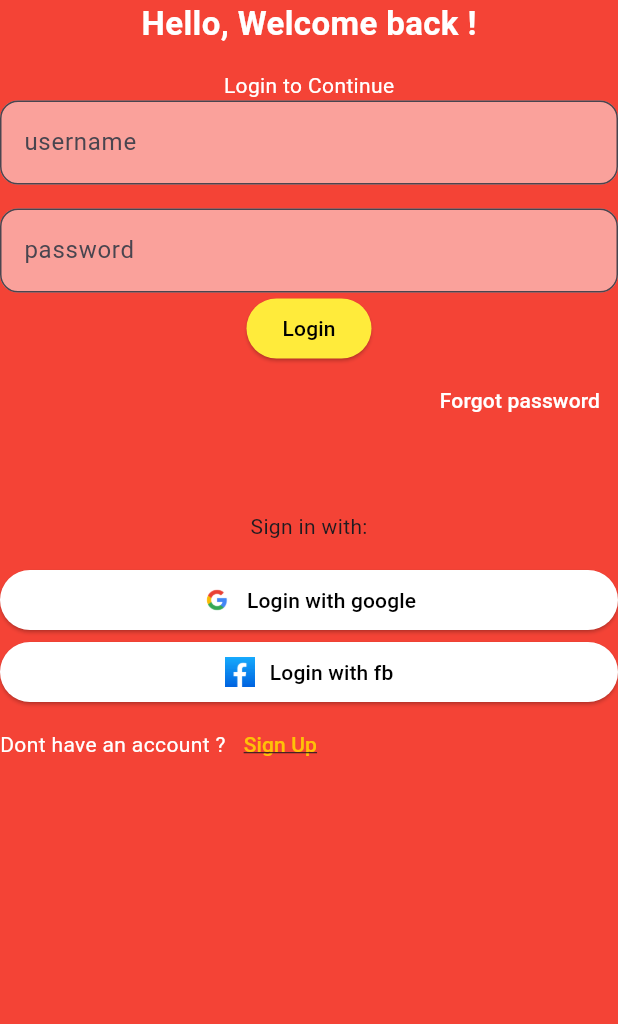
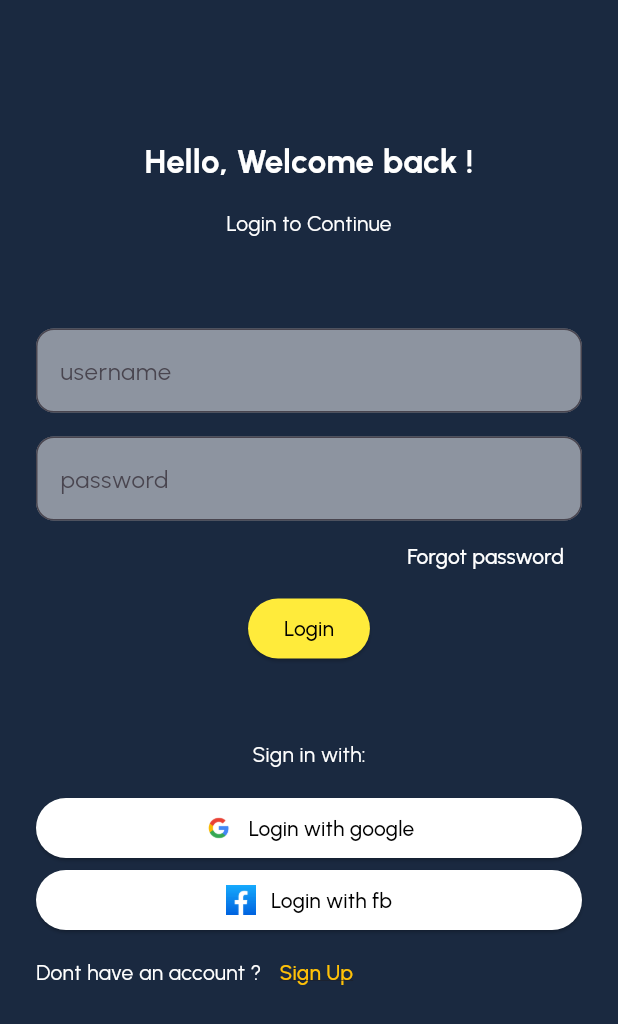
Before and after one commit to bhavingupta123/FLUTTER_BASED_PROJECTS, a Flutter app: the screen it shows after launch, on a phone screen of 412 x 824 dp. Shown: the top 1024 px of the screen. Run offline on Flutter 3.47's test engine with Material 3 defaults, Android fonts, the phone set to English and light mode, and no system bars; our stand-ins replace google_fonts.

Commit message:
commit2:added some pixels and changed font colors

```diff
--- a/Project1/lib/login_page.dart
+++ b/Project1/lib/login_page.dart
@@ -1,4 +1,5 @@
 import 'package:flutter/material.dart';
+import 'package:google_fonts/google_fonts.dart';
 
 class LoginPage extends StatelessWidget {
   const LoginPage({super.key});
@@ -6,15 +7,18 @@ class LoginPage extends StatelessWidget {
   @override
   Widget build(BuildContext context) {
     return Scaffold(
-      backgroundColor: Colors.red,
-      body: Column(
+      body: Padding(
+        padding: EdgeInsets.all(24),
+        child: Column(
           children: [
+            SizedBox(height: 68),
             Text(
               'Hello, Welcome back !',
               style: TextStyle(color: Colors.white, fontSize: 22, fontWeight: FontWeight.bold),
             ),
             SizedBox(height: 16),
             Text('Login to Continue', style: TextStyle(color: Colors.white)),
+            SizedBox(height: 60),
             TextField(
               decoration: InputDecoration(
                 hintText: 'username',
@@ -32,6 +36,14 @@ class LoginPage extends StatelessWidget {
                 fillColor: Colors.white.withOpacity(0.5),
               ),
             ),
+            Align(
+              alignment: Alignment.centerRight,
+              child: TextButton(
+                onPressed: () {},
+                style: TextButton.styleFrom(foregroundColor: Colors.white),
+                child: Text('Forgot password'),
+              ),
+            ),
             ElevatedButton(
               onPressed: () {},
               child: Text('Login'),
@@ -40,16 +52,8 @@ class LoginPage extends StatelessWidget {
                 backgroundColor: Colors.yellow,
               ),
             ),
-          Align(
-            alignment: Alignment.centerRight,
-            child: TextButton(
-              onPressed: () {},
-              style: TextButton.styleFrom(foregroundColor: Colors.white),
-              child: Text('Forgot password'),
-            ),
-          ),
             SizedBox(height: 50),
-          Text('Sign in with:'),
+            Text('Sign in with:', style: TextStyle(color: Colors.white)),
             SizedBox(height: 15),
             ElevatedButton(
               onPressed: () {},
@@ -95,6 +99,7 @@ class LoginPage extends StatelessWidget {
             ),
           ],
         ),
+      ),
     );
   }
 }
--- a/Project1/lib/main.dart
+++ b/Project1/lib/main.dart
@@ -1,5 +1,7 @@
 import 'package:flutter/material.dart';
+import 'package:google_fonts/google_fonts.dart';
 import 'package:project1/login_page.dart';
+import 'package:project1/styles/app_colors.dart';
 
 void main() {
   runApp(const MyApp());
@@ -10,8 +12,14 @@ class MyApp extends StatelessWidget {
 
   @override
   Widget build(BuildContext context) {
-    return MaterialApp(home: LoginPage());
+    return MaterialApp(
+      home: LoginPage(),
+      theme: ThemeData(
+        textTheme: GoogleFonts.urbanistTextTheme(),
+        scaffoldBackgroundColor: AppColors.background,
+      ),
+    );
   }
 }
 
-//https://www.youtube.com/watch?v=OO_-MbnXQzY CONT 1HR
+//https://youtu.be/OO_-MbnXQzY?t=6172
--- /dev/null
+++ b/Project1/lib/styles/app_colors.dart
@@ -0,0 +1,12 @@
+import 'package:flutter/material.dart';
+
+class AppColors {
+  static const primary = Color(0xffFBD512);
+  static const font = Color(0xffD8D8D8);
+  static const font2 = Color(0xff373737);
+  static const disableFont = Color(0xffA7A7A7);
+  static const disableButton = Color(0xff303030);
+  static const background = Color(0xff1A2940);
+  static const black = Color(0xffFFFFFF);
+  static const white = Color(0xff000000);
+}
--- a/Project1/pubspec.yaml
+++ b/Project1/pubspec.yaml
@@ -34,6 +34,7 @@ dependencies:
   # The following adds the Cupertino Icons font to your application.
   # Use with the CupertinoIcons class for iOS style icons.
   cupertino_icons: ^1.0.8
+  google_fonts: ^6.2.1
 
 dev_dependencies:
   flutter_test:
```
Also changed, not shown: Project1/pubspec.lock, 1 other file. Lines whose indentation alone changed are shown as unchanged.
